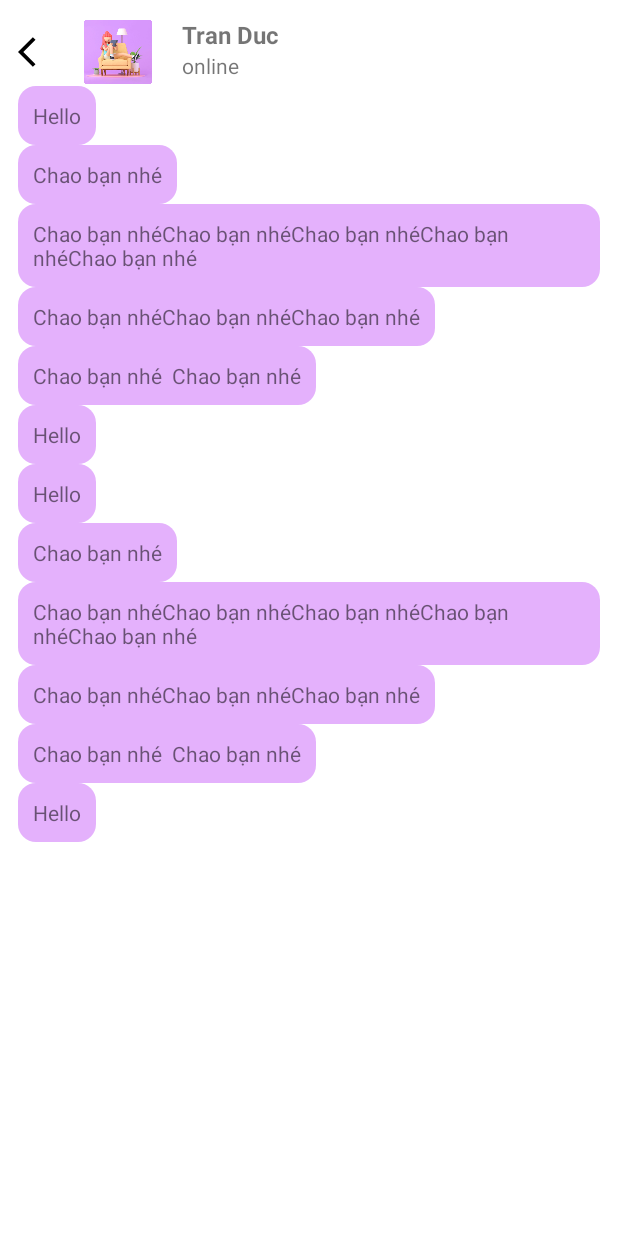
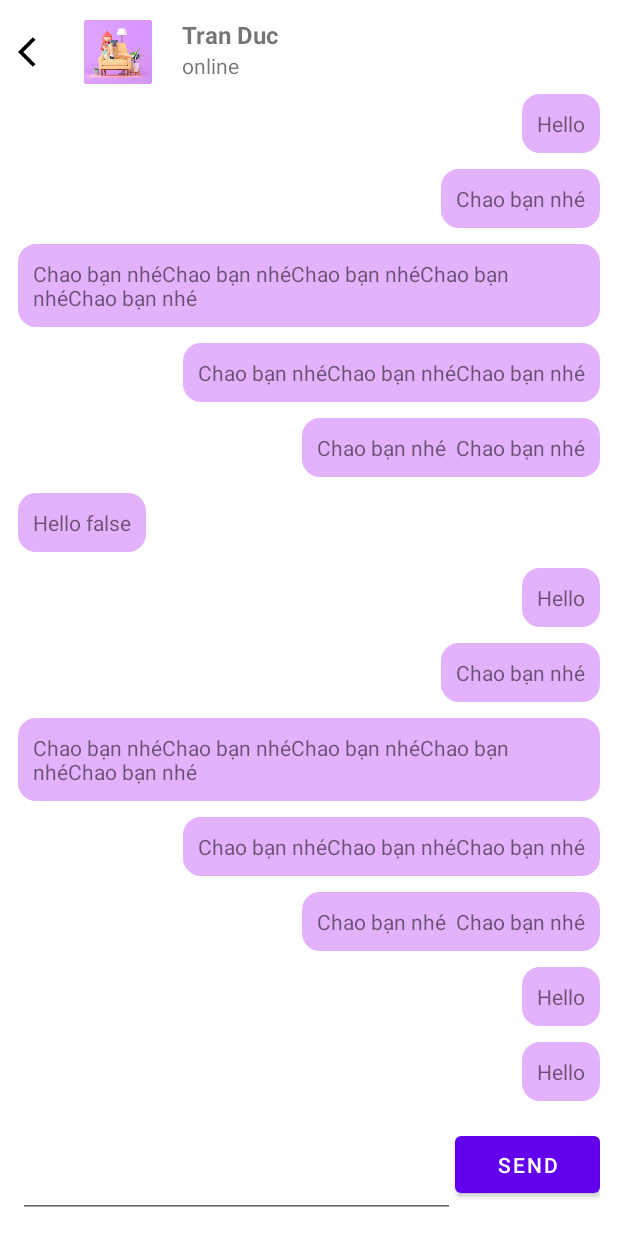
Before and after one commit to kreazyme/Mentorship, an Android app: the ChatScreen screen opened directly, with no data from a screen before it, on a phone screen of 412 x 824 dp. Run offline under Robolectric (Android 15) with nearby library versions, the phone set to English and light mode, and no system bars.

Commit message:
add edit text and send button

```diff
--- a/app/src/main/java/com/example/mentorship/Chat/ChatAdapter.java
+++ b/app/src/main/java/com/example/mentorship/Chat/ChatAdapter.java
@@ -16,7 +16,8 @@ import java.util.ArrayList;
 public class ChatAdapter extends RecyclerView.Adapter<ChatAdapter.ViewHolder> {
 
     private ArrayList<Message> mChat;
-
+    public static  final int MSG_TYPE_LEFT = 0;
+    public static  final int MSG_TYPE_RIGHT = 1;
     public ChatAdapter( ArrayList<Message> chat) {
         this.mChat = chat;
     }
@@ -24,7 +25,21 @@ public class ChatAdapter extends RecyclerView.Adapter<ChatAdapter.ViewHolder> {
     @NonNull
     @Override
     public ViewHolder onCreateViewHolder(@NonNull ViewGroup parent, int viewType) {
-        return new ViewHolder(LayoutInflater.from(parent.getContext()).inflate(R.layout.chatitem, parent, false));
+        if(viewType == MSG_TYPE_LEFT){
+            return new ViewHolder(LayoutInflater.from(parent.getContext()).inflate(R.layout.chatitem, parent, false));
+        }
+        else {
+            return new ViewHolder(LayoutInflater.from(parent.getContext()).inflate(R.layout.chat_item_me, parent, false));
+        }
+    }
+
+    @Override
+    public int getItemViewType(int position) {
+        if (mChat.get(position).isFromme()){
+            return MSG_TYPE_RIGHT;
+        } else {
+            return MSG_TYPE_LEFT;
+        }
     }
 
     @Override
--- a/app/src/main/java/com/example/mentorship/Chat/ChatScreen.java
+++ b/app/src/main/java/com/example/mentorship/Chat/ChatScreen.java
@@ -5,6 +5,9 @@ import androidx.recyclerview.widget.LinearLayoutManager;
 import androidx.recyclerview.widget.RecyclerView;
 
 import android.os.Bundle;
+import android.view.View;
+import android.widget.Button;
+import android.widget.EditText;
 
 import com.example.mentorship.R;
 
@@ -14,13 +17,23 @@ public class ChatScreen extends AppCompatActivity {
     private ArrayList<Message> lsChat = new ArrayList<>();
     private RecyclerView rcvChat;
     private ChatAdapter chatAdapter ;
+    private Button SendButton;
+    private EditText EditText;
     @Override
     protected void onCreate(Bundle savedInstanceState) {
         super.onCreate(savedInstanceState);
         setContentView(R.layout.chat_screen);
 
         rcvChat = findViewById(R.id.chat_recyclerview);
+        SendButton = findViewById(R.id.btn_chat_send);
+        EditText = findViewById(R.id.edt_chat_text);
 
+        lsChat.add(new Message("Hello", true));
+        lsChat.add(new Message("Chao bạn nhé", true));
+        lsChat.add(new Message("Chao bạn nhéChao bạn nhéChao bạn nhéChao bạn nhéChao bạn nhé", false));
+        lsChat.add(new Message("Chao bạn nhéChao bạn nhéChao bạn nhé", true));
+        lsChat.add(new Message("Chao bạn nhé  Chao bạn nhé", true));
+        lsChat.add(new Message("Hello false", false));
         lsChat.add(new Message("Hello", true));
         lsChat.add(new Message("Chao bạn nhé", true));
         lsChat.add(new Message("Chao bạn nhéChao bạn nhéChao bạn nhéChao bạn nhéChao bạn nhé", false));
@@ -32,15 +45,53 @@ public class ChatScreen extends AppCompatActivity {
         lsChat.add(new Message("Chao bạn nhéChao bạn nhéChao bạn nhéChao bạn nhéChao bạn nhé", false));
         lsChat.add(new Message("Chao bạn nhéChao bạn nhéChao bạn nhé", true));
         lsChat.add(new Message("Chao bạn nhé  Chao bạn nhé", true));
+        lsChat.add(new Message("Hello false", false));
+        lsChat.add(new Message("Hello", true));
+        lsChat.add(new Message("Chao bạn nhé", true));
+        lsChat.add(new Message("Chao bạn nhéChao bạn nhéChao bạn nhéChao bạn nhéChao bạn nhé", false));
+        lsChat.add(new Message("Chao bạn nhéChao bạn nhéChao bạn nhé", true));
+        lsChat.add(new Message("Chao bạn nhé  Chao bạn nhé", true));
+        lsChat.add(new Message("Hello", true));
+        lsChat.add(new Message("Hello", true));
+        lsChat.add(new Message("Chao bạn nhé", true));
+        lsChat.add(new Message("Chao bạn nhéChao bạn nhéChao bạn nhéChao bạn nhéChao bạn nhé", false));
+        lsChat.add(new Message("Chao bạn nhéChao bạn nhéChao bạn nhé", true));
+        lsChat.add(new Message("Chao bạn nhé  Chao bạn nhé", true));
+        lsChat.add(new Message("Hello false", false));
+        lsChat.add(new Message("Hello", true));
+        lsChat.add(new Message("Chao bạn nhé", true));
+        lsChat.add(new Message("Chao bạn nhéChao bạn nhéChao bạn nhéChao bạn nhéChao bạn nhé", false));
+        lsChat.add(new Message("Chao bạn nhéChao bạn nhéChao bạn nhé", true));
+        lsChat.add(new Message("Chao bạn nhé  Chao bạn nhé", true));
+        lsChat.add(new Message("Hello", true));
+        lsChat.add(new Message("Hello", true));
+        lsChat.add(new Message("Chao bạn nhé", true));
+        lsChat.add(new Message("Chao bạn nhéChao bạn nhéChao bạn nhéChao bạn nhéChao bạn nhé", false));
+        lsChat.add(new Message("Chao bạn nhéChao bạn nhéChao bạn nhé", true));
+        lsChat.add(new Message("Chao bạn nhé  Chao bạn nhé", true));
+        lsChat.add(new Message("Hello false", false));
+        lsChat.add(new Message("Hello", true));
+        lsChat.add(new Message("Chao bạn nhé", true));
+        lsChat.add(new Message("Chao bạn nhéChao bạn nhéChao bạn nhéChao bạn nhéChao bạn nhé", false));
+        lsChat.add(new Message("Chao bạn nhéChao bạn nhéChao bạn nhé", true));
+        lsChat.add(new Message("Chao bạn nhé  Chao bạn nhé", true));
         lsChat.add(new Message("Hello", true));
 
-//        chatAdapter = new HeroAdapter(this,mHeros);
-//        mRecyclerHero.setAdapter(mHeroAdapter);
-//        mRecyclerHero.setLayoutManager(new LinearLayoutManager(this));
         chatAdapter = new ChatAdapter(lsChat);
         RecyclerView.LayoutManager manager = new LinearLayoutManager(this, RecyclerView.VERTICAL, false);
         rcvChat.setHasFixedSize(true);
         rcvChat.setLayoutManager(manager);
         rcvChat.setAdapter(chatAdapter);
+
+        SendButton.setOnClickListener(new View.OnClickListener() {
+            @Override
+            public void onClick(View view) {
+                String message = EditText.getText().toString();
+
+                //Handle Onsend here
+
+                EditText.setText("");
+            }
+        });
     }
 }
--- a/app/src/main/res/layout/chat_item_me.xml
+++ b/app/src/main/res/layout/chat_item_me.xml
@@ -4,6 +4,7 @@
     android:layout_width="match_parent"
     android:orientation="vertical"
     android:gravity="end"
+    android:layout_marginVertical="5dp"
     android:layout_height="wrap_content">
 
     <TextView
--- a/app/src/main/res/layout/chat_screen.xml
+++ b/app/src/main/res/layout/chat_screen.xml
@@ -34,12 +34,30 @@
                 android:layout_height="wrap_content"/>
         </LinearLayout>
     </LinearLayout>
+    <LinearLayout
+        android:layout_width="match_parent"
+        android:orientation="vertical"
+        android:layout_height="match_parent">
         <androidx.recyclerview.widget.RecyclerView
             android:layout_width="match_parent"
+            android:layout_weight="10"
             android:id="@+id/chat_recyclerview"
             android:layout_height="wrap_content"/>
         <LinearLayout
             android:layout_width="match_parent"
+            android:layout_weight="1"
             android:layout_height="80dp">
+            <EditText
+                android:layout_width="match_parent"
+                android:layout_weight="1"
+                android:id="@+id/edt_chat_text"
+                android:layout_height="match_parent"/>
+            <Button
+                android:layout_width="match_parent"
+                android:layout_weight="3"
+                android:id="@+id/btn_chat_send"
+                android:text="Send"
+                android:layout_height="50dp"/>
         </LinearLayout>
     </LinearLayout>
+</LinearLayout>
--- a/app/src/main/res/layout/chatitem.xml
+++ b/app/src/main/res/layout/chatitem.xml
@@ -2,6 +2,7 @@
 <RelativeLayout xmlns:android="http://schemas.android.com/apk/res/android"
              android:layout_width="wrap_content"
     android:background="@drawable/bg_chat_item"
+    android:layout_marginVertical="5dp"
              android:layout_height="wrap_content">
 
     <TextView
```
Lines whose indentation alone changed are shown as unchanged.
